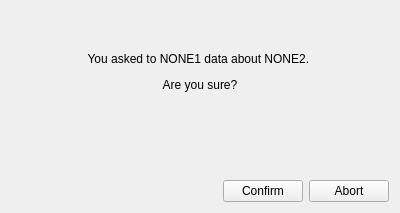
Qt form school/confirmdialog.ui (galgreg/SchoolStatistics) before a commit.
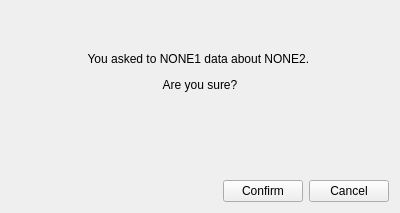
The same form after that commit.

Diff of the .ui file:
```diff
--- a/school/confirmdialog.ui
+++ b/school/confirmdialog.ui
@@ -80,7 +80,7 @@
      <item>
       <widget class="QPushButton" name="abortButton">
        <property name="text">
-        <string>Abort</string>
+        <string>Cancel</string>
        </property>
       </widget>
      </item>
```
